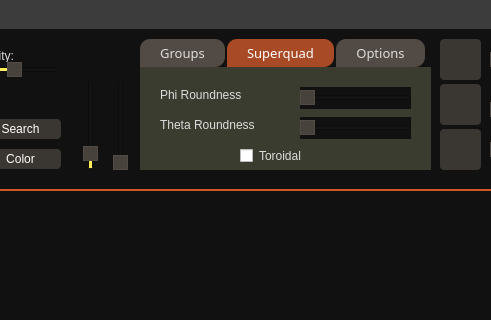
Qt form aperio.ui (MHDante/Aperio) before a commit; both pictures show x 170 to 661 and y 0 to 320 of the 881 by 590 pixel window.
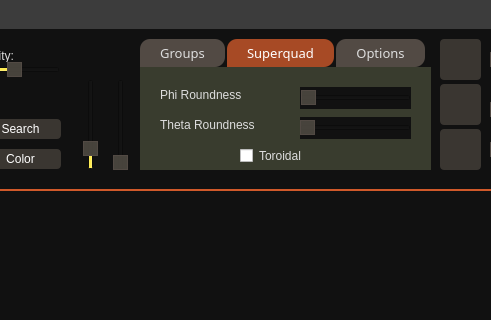
The same form after that commit. The open tabs and pages were chosen to show the change. Icons and pictures are not drawn.

The edit to the form file:
```diff
--- a/aperio.ui
+++ b/aperio.ui
@@ -345,7 +345,7 @@
      <number>256</number>
     </property>
     <property name="value">
-     <number>32</number>
+     <number>47</number>
     </property>
     <property name="orientation">
      <enum>Qt::Vertical</enum>
@@ -771,11 +771,14 @@
       <property name="toolTip">
        <string>Explode</string>
       </property>
+      <property name="minimum">
+       <number>1</number>
+      </property>
       <property name="maximum">
        <number>100</number>
       </property>
       <property name="value">
-       <number>0</number>
+       <number>2</number>
       </property>
       <property name="orientation">
        <enum>Qt::Horizontal</enum>
```
Left out of the diff: 7 changed lines with no effect on the pictures.
